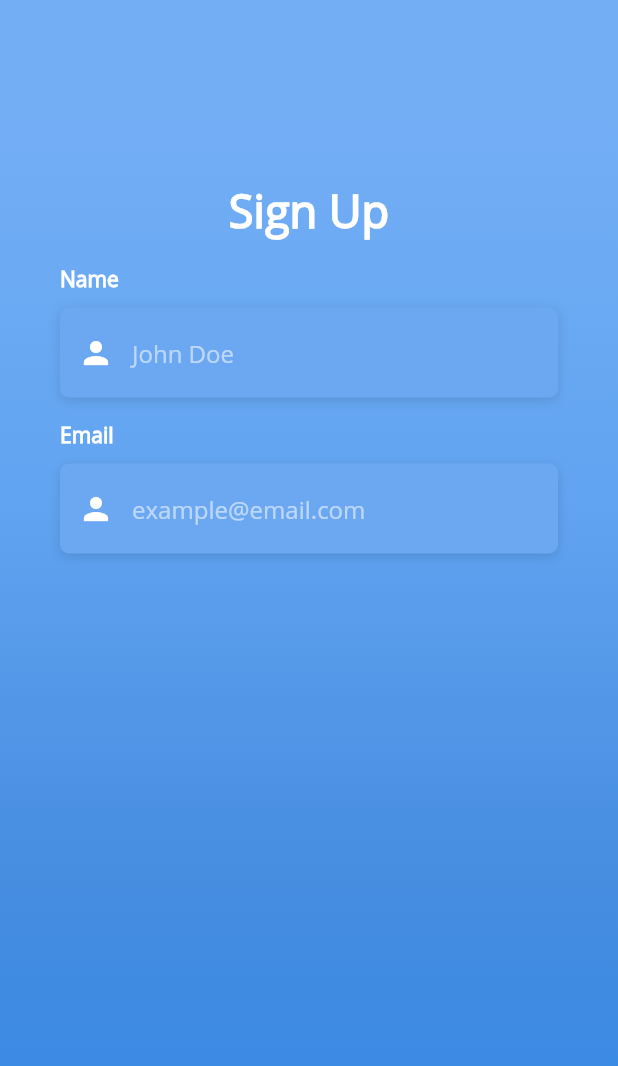
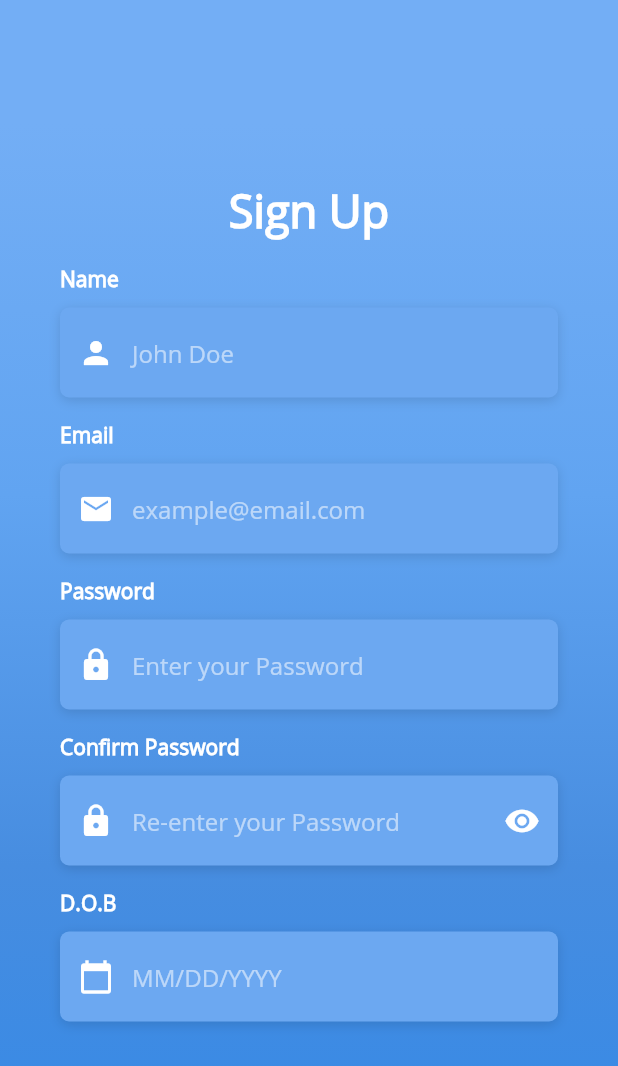
Before and after one commit to atleticofitness/atletico_app, a Flutter app: the SignUpScreen screen opened directly, on a phone screen of 412 x 824 dp. Shown: the top 1066 px of the screen. Run offline on Flutter 3.47's test engine with Material 2 defaults, Android fonts, the phone set to English and light mode, and no system bars; missing offline and left inert: regexed_validator.

Commit message:
Added date selection picker for D.O.B

```diff
--- a/lib/pages/singup.dart
+++ b/lib/pages/singup.dart
@@ -1,5 +1,7 @@
 import 'package:flutter/material.dart';
 import 'package:atletico_app/util/constants.dart';
+import 'dart:async';
+import 'package:intl/intl.dart';
 
 class SignUpScreen extends StatefulWidget {
   SignUpScreen({Key key}) : super(key: key);
@@ -11,6 +13,12 @@ class SignUpScreen extends StatefulWidget {
 class _SignUpScreenState extends State<SignUpScreen> {
   final _fullNameController = TextEditingController();
   final _emailController = TextEditingController();
+  final _passwordController = TextEditingController();
+  final _passwordConfirmController = TextEditingController();
+  final _dateOfBirthController = TextEditingController();
+  bool _textObscured = true;
+  final format = DateFormat("MM/dd/yyyy");
+  DateTime selectedDate = DateTime.now();
 
   Widget headerText() {
     return Text(
@@ -24,6 +32,19 @@ class _SignUpScreenState extends State<SignUpScreen> {
     );
   }
 
+  Future<Null> selectDate(BuildContext context) async {
+    final DateTime picked = await showDatePicker(
+        context: context,
+        initialDate: DateTime(2000),
+        firstDate: DateTime(1900),
+        lastDate: DateTime(DateTime.now().year - 13));
+    if (picked != null && picked != selectedDate)
+      setState(() {
+        selectedDate = picked;
+        _dateOfBirthController.text = format.format(selectedDate);
+      });
+  }
+
   @override
   Widget build(BuildContext context) {
     return loginSignUpScaffold(context, [
@@ -33,7 +54,32 @@ class _SignUpScreenState extends State<SignUpScreen> {
           hintText: "John Doe", prefixIcon: Icons.person),
       SizedBox(height: 15.0),
       loginSignupTextForm(_emailController, "Email",
-          hintText: "example@email.com", prefixIcon: Icons.person)
+          hintText: "example@email.com", prefixIcon: Icons.email),
+      SizedBox(height: 15.0),
+      loginSignupTextForm(_passwordController, "Password",
+          hintText: "Enter your Password",
+          prefixIcon: Icons.lock,
+          obscureText: _textObscured),
+      SizedBox(height: 15.0),
+      loginSignupTextForm(_passwordConfirmController, "Confirm Password",
+          hintText: "Re-enter your Password",
+          prefixIcon: Icons.lock,
+          suffixIcon: IconButton(
+              icon: _textObscured
+                  ? Icon(Icons.visibility, color: Colors.white)
+                  : Icon(Icons.visibility_off, color: Colors.white),
+              onPressed: () {
+                setState(() {
+                  _textObscured = !_textObscured;
+                });
+              }),
+          obscureText: _textObscured),
+      SizedBox(height: 15.0),
+      loginSignupTextForm(_dateOfBirthController, "D.O.B",
+          hintText: "MM/DD/YYYY",
+          prefixIcon: Icons.calendar_today,
+          context: context,
+          onTap: selectDate)
     ]);
   }
 }
--- a/lib/util/constants.dart
+++ b/lib/util/constants.dart
@@ -75,7 +75,9 @@ Widget loginSignupTextForm(TextEditingController controller, String label,
     IconData prefixIcon,
     IconButton suffixIcon,
     String hintText = "",
-    bool obscureText = false}) {
+    bool obscureText = false,
+    BuildContext context,
+    Function onTap}) {
   return Column(
     crossAxisAlignment: CrossAxisAlignment.start,
     children: <Widget>[
@@ -89,6 +91,7 @@ Widget loginSignupTextForm(TextEditingController controller, String label,
         decoration: boxDecorationStyle,
         height: 60.0,
         child: TextFormField(
+          onTap: () => onTap != null ? onTap(context) : null,
           maxLines: 1,
           controller: controller,
           obscureText: obscureText,
--- a/pubspec.yaml
+++ b/pubspec.yaml
@@ -23,6 +23,7 @@ environment:
 dependencies:
   regexed_validator: ^1.0.4
   http: ^0.12.1
+  intl: ^0.16.1
 
   flutter:
     sdk: flutter
```
Also changed, not shown: pubspec.lock.
